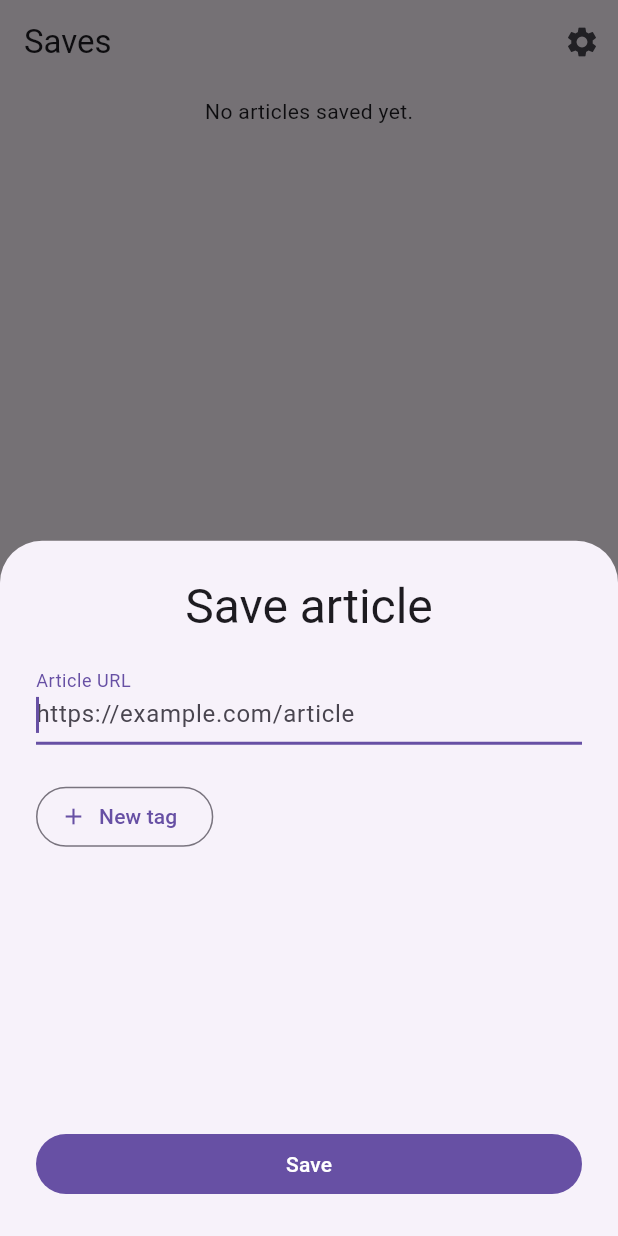
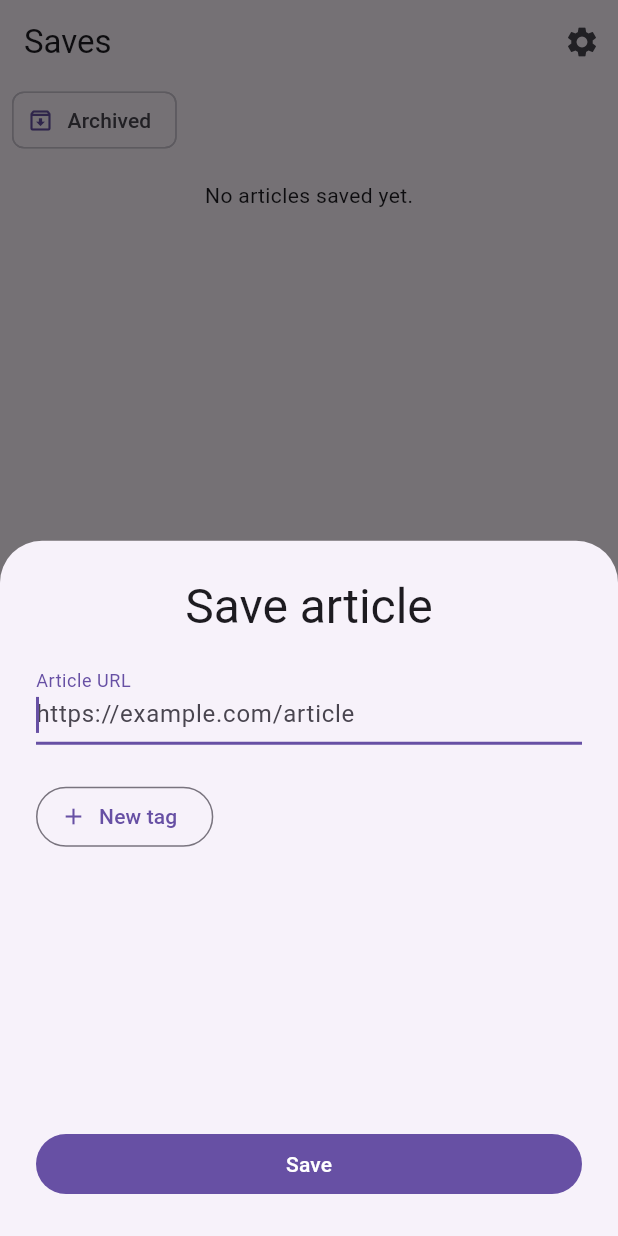
Before and after one commit to mohsen-w-elsisi/Anthology, a Flutter app: the screen it shows after launch, after a tap on the "add" icon, on a phone screen of 412 x 824 dp. Run offline on Flutter 3.47's test engine with Material 3 defaults, Android fonts, the phone set to English and light mode, and no system bars; our stand-ins replace copy_with_extension, file_picker, get_it, page_transition, share_plus, shared_preferences; missing offline and left inert: alfred, flutter_inappwebview, flutter_sharing_intent, multi_split_view; statements that could not run were skipped.

Commit message:
added archived option

```diff
--- a/anthology_common/lib/article/entities.dart
+++ b/anthology_common/lib/article/entities.dart
@@ -10,6 +10,7 @@ class Article {
   final Set<String> tags;
   final bool read;
   final double progress;
+  final bool isArchived;
 
   const Article({
     required this.uri,
@@ -18,6 +19,7 @@ class Article {
     required this.dateSaved,
     required this.read,
     required this.progress,
+    this.isArchived = false,
   });
 
   factory Article.fromJson(Json json) => ArticleJsonDecoder(json).decode();
@@ -38,6 +40,7 @@ class ArticleJsonEncoder {
       "tags": _article.tags.toList(),
       "read": _article.read,
       "progress": _article.progress,
+      "isArchived": _article.isArchived,
     };
   }
 }
@@ -55,6 +58,7 @@ class ArticleJsonDecoder {
       dateSaved: DateTime.parse(_json["dateSaved"]),
       read: _json["read"],
       progress: (_json["progress"] as num?)?.toDouble() ?? 0.0,
+      isArchived: _json["isArchived"] ?? false,
     );
   }
 }
--- a/anthology_ui/lib/app_actions.dart
+++ b/anthology_ui/lib/app_actions.dart
@@ -47,6 +47,16 @@ abstract class AppActions {
 
   static Future<void> saveArticle(Article article) async {
     await _articleDataGateway.save(article);
+    _articleUiNotifier.notify();
+  }
+
+  static Future<void> setArticleArchiveStatus(
+    String id,
+    bool isArchived,
+  ) async {
+    final article = await _articleDataGateway.get(id);
+    final updatedArticle = article.copyWith(isArchived: isArchived);
+    await _articleDataGateway.save(updatedArticle);
     _articleUiNotifier.notify();
   }
 
--- a/anthology_ui/lib/screens/saves/new_save_modal.dart
+++ b/anthology_ui/lib/screens/saves/new_save_modal.dart
@@ -88,6 +88,7 @@ class _NewSaveModalState extends State<NewSaveModal> {
         dateSaved: DateTime.now(),
         read: false,
         progress: 0,
+        isArchived: false,
       );
       AppActions.saveArticle(article);
       Navigator.pop(context);
--- a/anthology_ui/lib/screens/saves/saves_screen.dart
+++ b/anthology_ui/lib/screens/saves/saves_screen.dart
@@ -44,6 +44,7 @@ class _MainSaveViewState extends State<MainSaveView> {
   final _tagfilterationController = TagSelectionController();
   late Future<List<Article>> _articlesFuture;
   List<Article>? _previousArticles;
+  bool _showArchived = false;
 
   @override
   void initState() {
@@ -75,8 +76,8 @@ class _MainSaveViewState extends State<MainSaveView> {
     return ListView(
       padding: screenMainScrollViewHorizontalPadding(context),
       children: [
-        TagSelectorChips(tagSelectionController: _tagfilterationController),
-        const SizedBox(height: 8),
+        _topChips,
+        const SizedBox(height: 16),
         FutureBuilder(
           future: _articlesFuture,
           initialData: _previousArticles,
@@ -104,13 +105,30 @@ class _MainSaveViewState extends State<MainSaveView> {
     );
   }
 
+  Row get _topChips => Row(
+    children: [
+      FilterChip(
+        avatar: Icon(Icons.archive_outlined),
+        label: const Text('Archived'),
+        selected: _showArchived,
+        onSelected: (value) => setState(() => _showArchived = value),
+      ),
+      const SizedBox(width: 4),
+      Expanded(
+        child: TagSelectorChips(
+          tagSelectionController: _tagfilterationController,
+        ),
+      ),
+    ],
+  );
+
   List<Article> _filterArticles(List<Article> articles) {
+    var filterer = ArticleFilterer(articles).byArchiveStatus(_showArchived);
     final selectedTags = _tagfilterationController.selectedTags;
     if (selectedTags.isNotEmpty) {
-      return ArticleFilterer(articles).onlyTags(selectedTags).articles;
-    } else {
-      return articles;
+      filterer = filterer.onlyTags(selectedTags);
     }
+    return filterer.articles;
   }
 }
 
```
Also changed, not shown: anthology_common/lib/article/filterer.dart (+8 -0 lines), anthology_ui/lib/screens/saves/save_card.dart (+10 -0 lines), anthology_common/lib/article/entities.g.dart.
